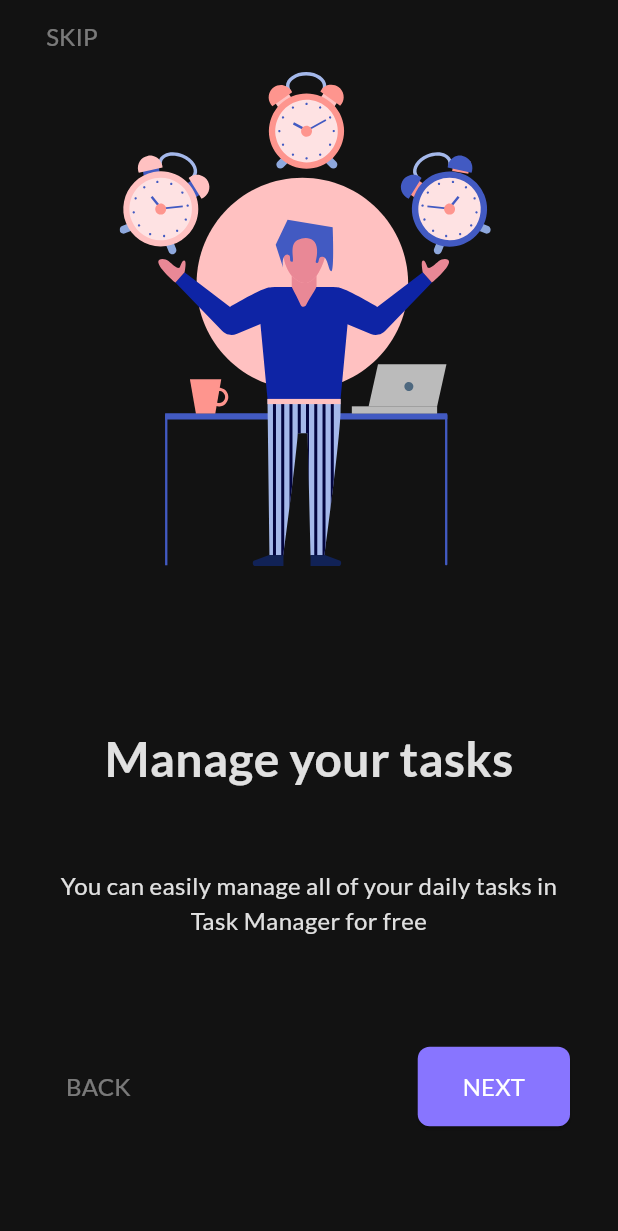
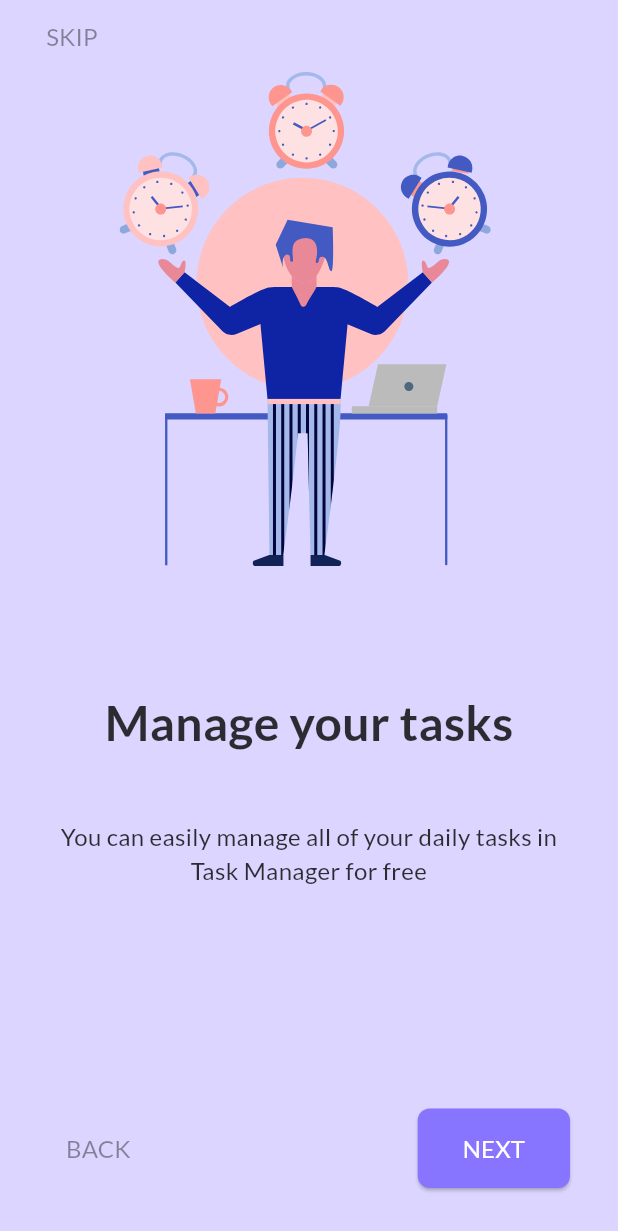
Before and after one commit to mmohammadmfallahm02/todo, a Flutter app: the screen it shows after launch, on a phone screen of 412 x 824 dp. Shown: the top 1231 px of the screen. Run offline on Flutter 3.47's test engine with Material 2 defaults, Android fonts, the phone set to English and light mode, and no system bars; our stand-ins replace flutter_svg, get; generated files the repository leaves out were written again.

Commit message:
change onboardingScreen color

```diff
--- a/lib/main.dart
+++ b/lib/main.dart
@@ -3,7 +3,6 @@ import 'package:flutter/services.dart';
 import 'package:get/get_navigation/get_navigation.dart';
 import 'package:getx_task_manager/routes/app_routes.dart';
 import 'package:getx_task_manager/utils/colors.dart';
-import 'package:getx_task_manager/utils/style.dart';
 
 void main() {
   SystemChrome.setSystemUIOverlayStyle(const SystemUiOverlayStyle(
--- a/lib/utils/colors.dart
+++ b/lib/utils/colors.dart
@@ -3,8 +3,11 @@ import 'package:flutter/material.dart';
 abstract class AppColor {
   static Color primaryAppColor = const Color(0xff8875FF);
   static Color darkBackgroundAppColor = const Color(0xff121212);
+  static Color lightBackgroundAppColor = const Color(0xffdbd5ff);
   static Color darkPrimaryTextButtonAppColor = const Color(0xDEFFFFFF);
+  static Color lightPrimaryTextButtonAppColor = const Color(0xDE121212);
   static Color darkSecondaryTextButtonAppColor = const Color(0x70FFFFFF);
+  static Color lightSecondaryTextButtonAppColor = const Color(0x70121212);
 }
 
 
--- a/lib/views/screens/onBoarding/components/onboarding_appbar.dart
+++ b/lib/views/screens/onBoarding/components/onboarding_appbar.dart
@@ -19,7 +19,7 @@ class OnBoardingAppBar extends StatelessWidget implements PreferredSizeWidget {
                 child: Text(
                   'SKIP',
                   style: MyDefaultTextStyle.getRegularStyle(
-                      color: AppColor.darkSecondaryTextButtonAppColor,
+                      color: AppColor.lightSecondaryTextButtonAppColor,
                       fontSize: FontSize.c16),
                 ))
           ],
--- a/lib/views/screens/onBoarding/onboarding_screen.dart
+++ b/lib/views/screens/onBoarding/onboarding_screen.dart
@@ -14,15 +14,15 @@ class OnboardingScreen extends StatelessWidget {
   @override
   Widget build(BuildContext context) {
     return Scaffold(
-      backgroundColor: AppColor.darkBackgroundAppColor,
+      backgroundColor: AppColor.lightBackgroundAppColor,
       appBar: const OnBoardingAppBar(),
       body: Padding(
-        padding: const EdgeInsets.symmetric(horizontal: 32),
+        padding: const EdgeInsets.fromLTRB(32, 0, 32, 32),
         child: Column(
           mainAxisAlignment: MainAxisAlignment.spaceBetween,
           children: [
             SizedBox(
-              height: SizeConfig.screenHeight * 0.7,
+              height: SizeConfig.screenHeight * 0.66,
               child: PageView.builder(
                 itemCount: 3,
                 itemBuilder: (context, index) {
@@ -34,21 +34,19 @@ class OnboardingScreen extends StatelessWidget {
                         pageItem.image,
                         height: SizeConfig.screenHeight * 0.4,
                       ),
-                      const SizedBox(
-                        height: 5,
-                      ),
+                      const SizedBox(),
                       Text(
                         pageItem.title,
                         style: MyDefaultTextStyle.getBoldStyle(
                             fontSize: FontSize.c32,
-                            color: AppColor.darkPrimaryTextButtonAppColor),
+                            color: AppColor.lightPrimaryTextButtonAppColor),
                       ),
                       Text(
                         pageItem.description,
                         textAlign: TextAlign.center,
                         style: MyDefaultTextStyle.getRegularStyle(
                             fontSize: FontSize.c16,
-                            color: AppColor.darkPrimaryTextButtonAppColor),
+                            color: AppColor.lightPrimaryTextButtonAppColor),
                       ),
                     ],
                   );
@@ -63,7 +61,7 @@ class OnboardingScreen extends StatelessWidget {
                     child: Text(
                       'BACK',
                       style: MyDefaultTextStyle.getRegularStyle(
-                          color: AppColor.darkSecondaryTextButtonAppColor,
+                          color: AppColor.lightSecondaryTextButtonAppColor,
                           fontSize: FontSize.c16),
                     )),
                 ElevatedButton(
@@ -75,7 +73,6 @@ class OnboardingScreen extends StatelessWidget {
                     )),
               ],
             ),
-            const SizedBox()
           ],
         ),
       ),
```
